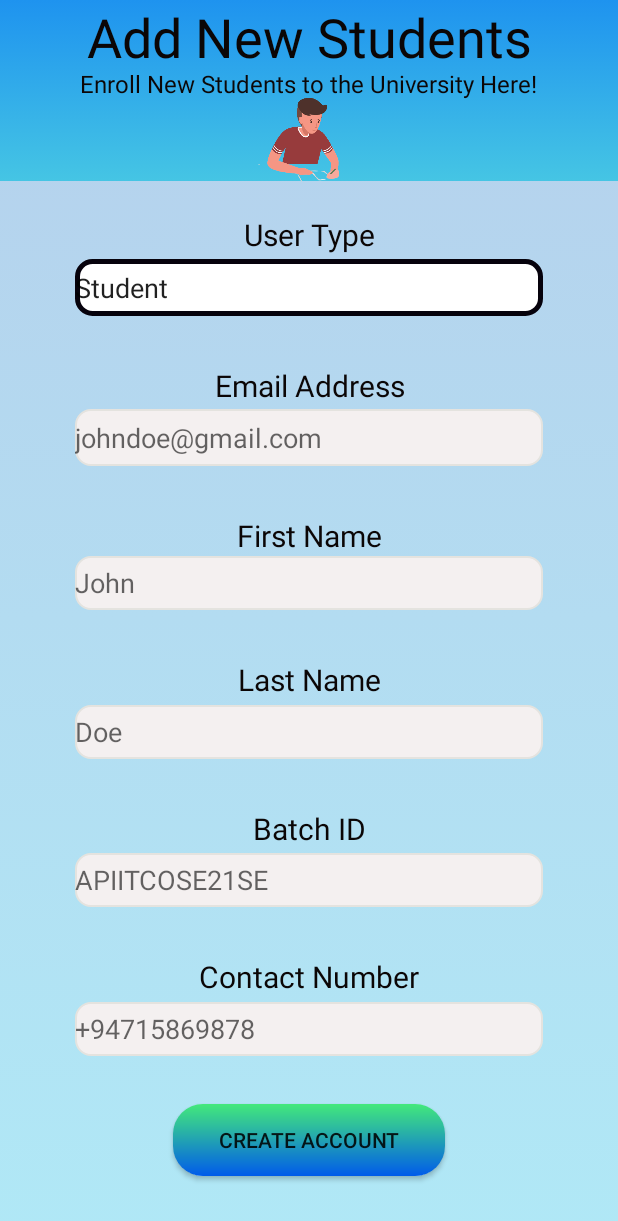
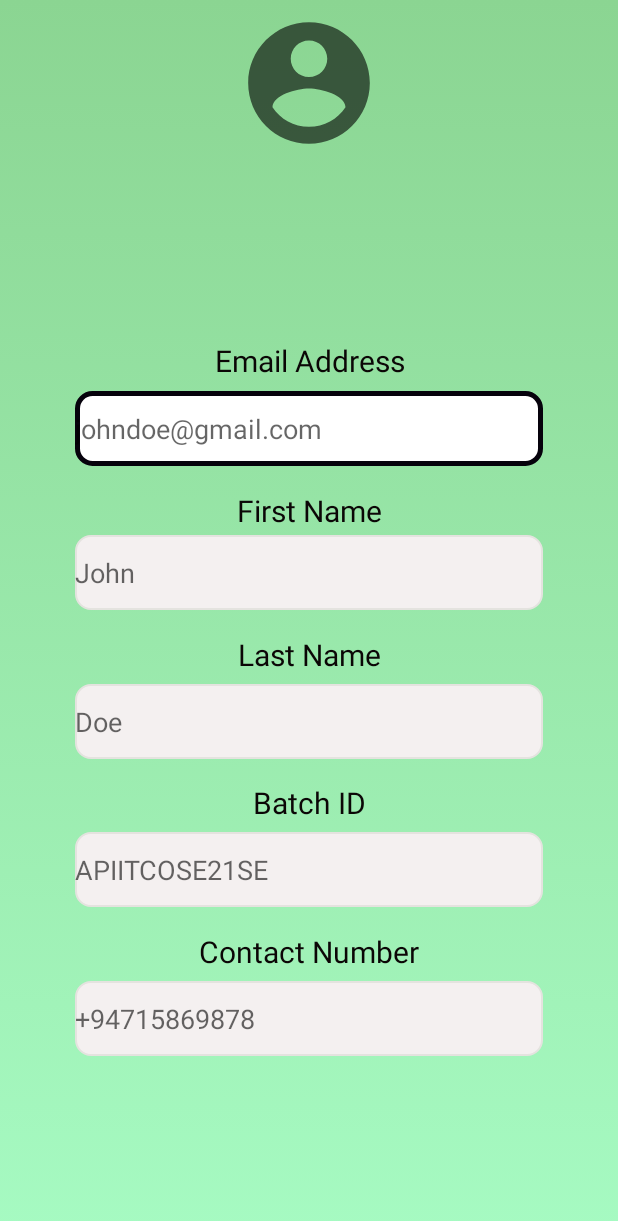
Before and after one commit to PraveenRanasinghe/Timetabling-System-Mobile-App, an Android app: the layout activity_my_account.xml on its own in the app's theme, with its tools: preview values and no code run, on a phone screen of 412 x 824 dp. Shown: the top 1221 px of the screen. Run offline under Robolectric (Android 15) with nearby library versions, the phone set to English and light mode, and no system bars.

```diff
--- a/app/src/main/AndroidManifest.xml
+++ b/app/src/main/AndroidManifest.xml
@@ -9,7 +9,8 @@
         android:roundIcon="@mipmap/ic_launcher_round"
         android:supportsRtl="true"
         android:theme="@style/AppTheme">
-        <activity android:name=".student_timetable"></activity>
+        <activity android:name=".my_account"></activity>
+        <activity android:name=".student_timetable" />
         <activity android:name=".lecturer" />
         <activity android:name=".student" />
         <activity android:name=".add_classroom" />
--- /dev/null
+++ b/app/src/main/java/com/example/my_timetable/my_account.java
@@ -0,0 +1,14 @@
+package com.example.my_timetable;
+
+import androidx.appcompat.app.AppCompatActivity;
+
+import android.os.Bundle;
+
+public class my_account extends AppCompatActivity {
+
+    @Override
+    protected void onCreate(Bundle savedInstanceState) {
+        super.onCreate(savedInstanceState);
+        setContentView(R.layout.activity_my_account);
+    }
+}
--- a/app/src/main/res/drawable/background.xml
+++ b/app/src/main/res/drawable/background.xml
@@ -2,7 +2,7 @@
 <selector xmlns:android="http://schemas.android.com/apk/res/android">
     <item>
         <shape>
-            <gradient android:angle="90" android:startColor="#B0E8F6" android:endColor="#B6D0EC" android:type="linear"/>
+            <gradient android:angle="90" android:startColor="#A6FAC2" android:endColor="#8BD592" android:type="linear"/>
         </shape>
     </item>
 </selector>
--- a/app/src/main/res/drawable/buttons.xml
+++ b/app/src/main/res/drawable/buttons.xml
@@ -2,5 +2,5 @@
 <shape  xmlns:android="http://schemas.android.com/apk/res/android"
     android:shape="rectangle">
     <corners android:radius="20dp"/>
-    <gradient android:angle="90" android:startColor="#56A4F8" android:endColor="#9A6CE4" android:type="linear"/>
+    <gradient android:angle="90" android:startColor="#61F856" android:endColor="#009688" android:type="linear"/>
 </shape>
--- a/app/src/main/res/drawable/header.xml
+++ b/app/src/main/res/drawable/header.xml
@@ -2,7 +2,7 @@
 <selector xmlns:android="http://schemas.android.com/apk/res/android">
     <item>
         <shape>
-            <gradient android:angle="90" android:startColor="#45C5E4" android:endColor="#1E93EF" android:type="linear"/>
+            <gradient android:angle="90" android:startColor="#009688" android:endColor="#4CAF50" android:type="linear"/>
         </shape>
     </item>
 </selector>
--- a/app/src/main/res/layout/activity_add_student.xml
+++ b/app/src/main/res/layout/activity_my_account.xml
@@ -4,52 +4,20 @@
     xmlns:tools="http://schemas.android.com/tools"
     android:layout_width="match_parent"
     android:layout_height="match_parent"
-
+    tools:context=".my_account"
     android:background="@drawable/background">
 
-    <TextView
-        android:id="@+id/textView22"
-        android:layout_width="match_parent"
-        android:layout_height="143dp"
-        android:layout_alignParentTop="true"
-        android:layout_alignParentBottom="true"
-        android:layout_marginTop="0dp"
-        android:layout_marginBottom="703dp"
-        android:background="@drawable/header"
-        android:text="Add New Students"
-        android:textAlignment="center"
-        android:textColor="#0B0606"
-        android:textSize="36sp" />
-
-    <TextView
-        android:id="@+id/textView23"
-        android:layout_width="328dp"
-        android:layout_height="22dp"
+    <ImageView
+        android:id="@+id/imageView6"
+        android:layout_width="112dp"
+        android:layout_height="97dp"
         android:layout_alignParentStart="true"
         android:layout_alignParentEnd="true"
         android:layout_alignParentBottom="true"
-        android:layout_marginStart="41dp"
-        android:layout_marginEnd="42dp"
-        android:layout_marginBottom="757dp"
-        android:text="Enroll New Students to the University Here!"
-        android:textAlignment="center"
-        android:textColor="#0C0707"
-        android:textSize="16sp" />
-
-    <TextView
-        android:id="@+id/textView24"
-        android:layout_width="wrap_content"
-        android:layout_height="wrap_content"
-        android:layout_alignParentStart="true"
-        android:layout_alignParentEnd="true"
-        android:layout_alignParentBottom="true"
-        android:layout_marginStart="112dp"
-        android:layout_marginEnd="112dp"
-        android:layout_marginBottom="654dp"
-        android:text="User Type"
-        android:textAlignment="center"
-        android:textColor="#0B0606"
-        android:textSize="20sp" />
+        android:layout_marginStart="150dp"
+        android:layout_marginEnd="150dp"
+        android:layout_marginBottom="720dp"
+        app:srcCompat="@drawable/user" />
 
     <TextView
         android:id="@+id/textView27"
@@ -60,7 +28,7 @@
         android:layout_alignParentBottom="true"
         android:layout_marginStart="112dp"
         android:layout_marginEnd="112dp"
-        android:layout_marginBottom="453dp"
+        android:layout_marginBottom="470dp"
         android:text="First Name"
         android:textAlignment="center"
         android:textColor="#0B0606"
@@ -75,7 +43,7 @@
         android:layout_alignParentBottom="true"
         android:layout_marginStart="113dp"
         android:layout_marginEnd="113dp"
-        android:layout_marginBottom="357dp"
+        android:layout_marginBottom="374dp"
         android:text="Last Name"
         android:textAlignment="center"
         android:textColor="#0B0606"
@@ -90,7 +58,7 @@
         android:layout_alignParentBottom="true"
         android:layout_marginStart="112dp"
         android:layout_marginEnd="112dp"
-        android:layout_marginBottom="258dp"
+        android:layout_marginBottom="275dp"
         android:text="Batch ID"
         android:textAlignment="center"
         android:textColor="#0B0606"
@@ -105,7 +73,7 @@
         android:layout_alignParentBottom="true"
         android:layout_marginStart="112dp"
         android:layout_marginEnd="112dp"
-        android:layout_marginBottom="159dp"
+        android:layout_marginBottom="176dp"
         android:text="Contact Number"
         android:textAlignment="center"
         android:textColor="#0B0606"
@@ -120,31 +88,16 @@
         android:layout_alignParentBottom="true"
         android:layout_marginStart="114dp"
         android:layout_marginEnd="114dp"
-        android:layout_marginBottom="553dp"
+        android:layout_marginBottom="570dp"
         android:text="Email Address"
         android:textAlignment="center"
         android:textColor="#0B0606"
         android:textSize="20sp" />
 
     <EditText
-        android:id="@+id/textView25"
-        android:layout_width="308dp"
-        android:layout_height="38dp"
-        android:layout_alignParentStart="true"
-        android:layout_alignParentEnd="true"
-        android:layout_alignParentBottom="true"
-        android:layout_marginStart="50dp"
-        android:layout_marginEnd="50dp"
-        android:layout_marginBottom="613dp"
-        android:background="@drawable/custom_input"
-        android:editable="false"
-        android:text="Student"
-        android:textAlignment="textStart" />
-
-    <EditText
         android:id="@+id/studEmail"
         android:layout_width="312dp"
-        android:layout_height="38dp"
+        android:layout_height="50dp"
         android:layout_alignParentStart="true"
         android:layout_alignParentEnd="true"
         android:layout_alignParentBottom="true"
@@ -159,7 +112,7 @@
     <EditText
         android:id="@+id/fName"
         android:layout_width="307dp"
-        android:layout_height="36dp"
+        android:layout_height="50dp"
         android:layout_alignParentStart="true"
         android:layout_alignParentEnd="true"
         android:layout_alignParentBottom="true"
@@ -174,7 +127,7 @@
     <EditText
         android:id="@+id/lName"
         android:layout_width="307dp"
-        android:layout_height="36dp"
+        android:layout_height="50dp"
         android:layout_alignParentStart="true"
         android:layout_alignParentEnd="true"
         android:layout_alignParentBottom="true"
@@ -189,7 +142,7 @@
     <EditText
         android:id="@+id/batchId"
         android:layout_width="307dp"
-        android:layout_height="36dp"
+        android:layout_height="50dp"
         android:layout_alignParentStart="true"
         android:layout_alignParentEnd="true"
         android:layout_alignParentBottom="true"
@@ -204,7 +157,7 @@
     <EditText
         android:id="@+id/contactNum"
         android:layout_width="307dp"
-        android:layout_height="36dp"
+        android:layout_height="50dp"
         android:layout_alignParentStart="true"
         android:layout_alignParentEnd="true"
         android:layout_alignParentBottom="true"
@@ -215,30 +168,4 @@
         android:ems="10"
         android:hint="+94715869878"
         android:inputType="textPersonName" />
-
-    <Button
-        android:id="@+id/button2"
-        android:layout_width="196dp"
-        android:layout_height="wrap_content"
-        android:layout_alignParentStart="true"
-        android:layout_alignParentEnd="true"
-        android:layout_alignParentBottom="true"
-        android:layout_marginStart="115dp"
-        android:layout_marginEnd="115dp"
-        android:layout_marginBottom="40dp"
-        android:background="@drawable/add_button"
-        android:onClick="addStudents"
-        android:text="Create Account" />
-
-    <ImageView
-        android:id="@+id/imageView11"
-        android:layout_width="wrap_content"
-        android:layout_height="83dp"
-        android:layout_alignParentStart="true"
-        android:layout_alignParentEnd="true"
-        android:layout_alignParentBottom="true"
-        android:layout_marginStart="141dp"
-        android:layout_marginEnd="142dp"
-        android:layout_marginBottom="685dp"
-        android:src="@drawable/student" />
 </RelativeLayout>
--- a/app/src/main/res/values/strings.xml
+++ b/app/src/main/res/values/strings.xml
@@ -1,3 +1,5 @@
 <resources>
     <string name="app_name">My_Timetable</string>
+    <string name="c">Open</string>
+    <string name="o">Open</string>
 </resources>
```
Also changed, not shown: app/src/main/java/com/example/my_timetable/student.java (+40 -0 lines), app/src/main/res/layout/activity_admin.xml (+10 -22 lines), app/src/main/res/layout/activity_student.xml (+40 -32 lines), app/src/main/res/menu/main_menu.xml (+7 -12 lines).
